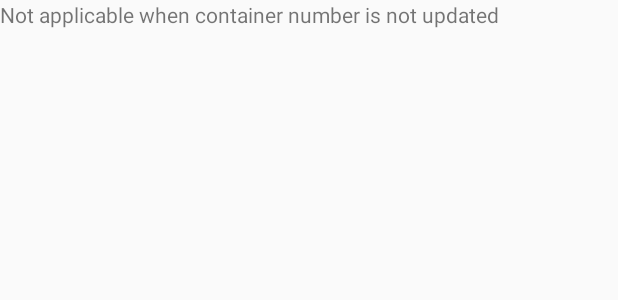
After one commit to nucleussolutions/driver-mobile-app, an Android app: the layout activity_consignment_details.xml on its own in the app's theme, with its tools: preview values and no code run, on a phone screen of 412 x 824 dp. The commit adds this screen. Shown: the top 300 px of the screen. Run offline under Robolectric (Android 15) with nearby library versions, the phone set to English and light mode, and no system bars.

Commit message:
more stubs

```diff
--- /dev/null
+++ b/app/src/main/res/layout/activity_consignment_details.xml
@@ -0,0 +1,35 @@
+<?xml version="1.0" encoding="utf-8"?>
+<android.support.constraint.ConstraintLayout
+    xmlns:android="http://schemas.android.com/apk/res/android" android:layout_width="match_parent"
+    android:layout_height="match_parent">
+
+    <TextView android:id="@+id/textview_consignmentnumber"
+        android:layout_width="match_parent"
+        android:layout_height="wrap_content" />
+
+    <TextView android:id="@+id/textview_consignmentname"
+        android:layout_width="match_parent"
+        android:layout_height="wrap_content" />
+
+    <TextView android:id="@+id/textview_consignmentsize"
+        android:layout_width="match_parent"
+        android:layout_height="wrap_content" />
+
+    <TextView android:id="@+id/textview_consignmenttype"
+        android:layout_width="match_parent"
+        android:layout_height="wrap_content" />
+
+    <TextView android:id="@+id/consignment_code"
+        android:layout_width="match_parent"
+        android:text="Not applicable when container number is not updated"
+        android:layout_height="wrap_content" />
+
+    <TextView android:id="@+id/textview_consignmenttasktype"
+        android:layout_width="match_parent"
+        android:layout_height="wrap_content" />
+
+    <TextView android:id="@+id/textview_consignmentstatus"
+        android:layout_width="match_parent"
+        android:layout_height="wrap_content" />
+
+</android.support.constraint.ConstraintLayout>
--- /dev/null
+++ b/app/src/main/res/layout/activity_consignments.xml
@@ -0,0 +1,6 @@
+<?xml version="1.0" encoding="utf-8"?>
+<android.support.constraint.ConstraintLayout
+    xmlns:android="http://schemas.android.com/apk/res/android" android:layout_width="match_parent"
+    android:layout_height="match_parent">
+
+</android.support.constraint.ConstraintLayout>
--- a/build.gradle
+++ b/build.gradle
@@ -10,7 +10,7 @@ buildscript {
         }
     }
     dependencies {
-        classpath 'com.android.tools.build:gradle:3.0.0'
+        classpath 'com.android.tools.build:gradle:3.0.1'
         classpath 'com.google.gms:google-services:3.1.0'
         classpath 'io.fabric.tools:gradle:1.24.4'
 
```
Also changed, not shown: app/src/main/java/nucleus/com/driverapp/GeofenceTransitionService.java (+31 -9 lines), app/src/main/java/nucleus/com/driverapp/drive/DriveActivity.java (+2 -8 lines), app/src/main/java/nucleus/com/driverapp/jobs/IncomingJobsFragment.java (added, +41 -0 lines), app/src/main/java/nucleus/com/driverapp/jobs/PastJobsFragment.java (added, +39 -0 lines), app/src/main/java/nucleus/com/driverapp/util/ErrorMessages.java (added, +65 -0 lines), app/src/main/res/layout/activity_jobdetails.xml (added, +24 -0 lines), app/src/main/res/layout/fragment_incomingjobs.xml (added, +11 -0 lines), app/src/main/res/layout/fragment_pastjobs.xml (added, +11 -0 lines), app/src/main/res/layout/layout_consignment_item.xml (added, +15 -0 lines), app/src/main/res/layout/layout_job_item.xml (added, +14 -0 lines), app/src/main/res/values/strings.xml (+7 -0 lines).
